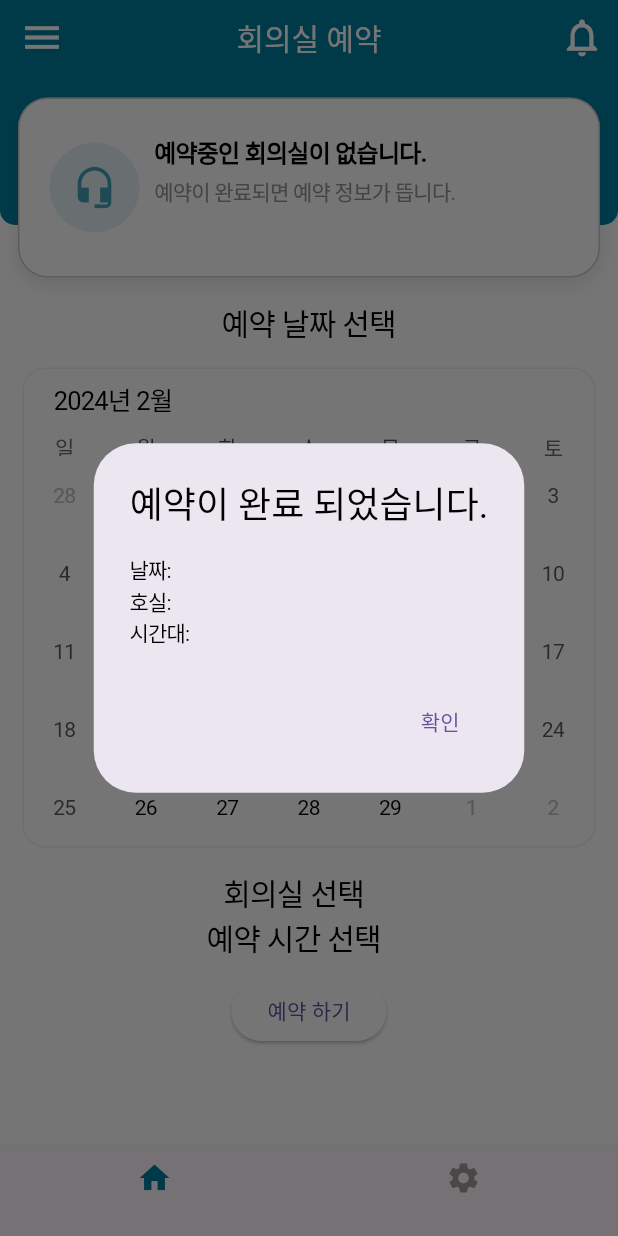
After one commit to JIA-Team5-ReactProject/yjg-dart-flutter-frontend, a Flutter app: the MeetingRoom screen opened by its route, after a tap on "예약 하기", on a phone screen of 412 x 824 dp. The commit adds this screen. Run offline on Flutter 3.47's test engine with Material 3 defaults, Android fonts, the phone set to English and light mode, and no system bars; drawn by our look-alikes of table_calendar; our stand-ins replace dotted_line, dropdown_button2, expandable, group_button, multi_select_flutter, timer_count_down; Roboto replaces fonts that are missing (PretendardSemiBold).

Commit message:
Feat: 会議室ページ

```diff
--- a/lib/administration/presentaion/pages/admin_main.dart
+++ b/lib/administration/presentaion/pages/admin_main.dart
@@ -89,7 +89,7 @@ class _AdminMainState extends State<AdminMain> {
                       icon: Icons.groups,
                       text1: '회의실 예약',
                       text2: '생활관,라운지 회의실 예약',
-                      route: ''),
+                      route: '/meeting_room'),
                 ],
               ),
             ),
--- /dev/null
+++ b/lib/administration/presentaion/pages/meeting_room.dart
@@ -0,0 +1,256 @@
+import 'package:flutter/material.dart';
+import 'package:yjg/administration/presentaion/widget/meeting_room_card.dart';
+import 'package:yjg/administration/presentaion/widget/meeting_room_time.dart';
+import 'package:yjg/shared/widgets/base_appbar.dart';
+import 'package:yjg/shared/widgets/blue_main_rounded_box.dart';
+import 'package:yjg/shared/widgets/bottom_navigation_bar.dart';
+import 'package:table_calendar/table_calendar.dart';
+import 'package:yjg/shared/widgets/white_main_rounded_box.dart';
+
+
+class MeetingRoom extends StatefulWidget {
+  const MeetingRoom({super.key});
+
+  @override
+  State<MeetingRoom> createState() => _MeetingRoomState();
+}
+
+class _MeetingRoomState extends State<MeetingRoom> {
+  //현재 선택 된 룸 번호
+  var selected_room = '';
+
+  //월의 첫 날 계산 함수
+  DateTime _firstDayOfMonth(DateTime date) {
+    return DateTime(date.year, date.month);
+  }
+
+  //월의 마지막 날 계산 함수
+  DateTime _lastDayOfMonth(DateTime date) {
+    return DateTime(date.year, date.month + 1).subtract(Duration(days: 1));
+  }
+
+  DateTime _focusedDay = DateTime.now(); //달력에 포커스 되는 날짜
+  DateTime? _selectedDay; //선택 된 날짜
+  bool _isDaySelected = false; //날짜가 선택 되어 있는지 표시하는 변수
+
+  @override
+  Widget build(BuildContext context) {
+    return Scaffold(
+      appBar: BaseAppBar(title: "회의실 예약"),
+      bottomNavigationBar: const CustomBottomNavigationBar(),
+      drawer: const Drawer(),
+      body: SingleChildScrollView(
+        child: Column(
+          children: [
+            //겹쳐진 박스
+            SizedBox(
+              height: 150.0,
+              child: Stack(
+                children: [
+                  BlueMainRoundedBox(),
+                  Positioned(
+                    top: 15,
+                    left: 0,
+                    right: 0,
+                    child: Padding(
+                      padding: EdgeInsets.symmetric(horizontal: 12.0),
+                      child: WhiteMainRoundedBox(
+                        iconData: Icons.headset_mic,
+                        mainText: '예약중인 회의실이 없습니다.',
+                        secondaryText: '예약이 완료되면 예약 정보가 뜹니다.',
+                        actionText: '',
+                        timeText: '',
+                      ),
+                    ),
+                  ),
+                ],
+              ),
+            ),
+
+            //예약 날짜 선택 글자
+            Container(
+              child: Text(
+                '예약 날짜 선택',
+                style: TextStyle(fontSize: 20),
+              ),
+            ),
+
+            //달력
+            Container(
+              //컨테이너 디자인(달력)
+              margin: EdgeInsets.all(15),
+              decoration: BoxDecoration(
+                border: Border.all(color: Color.fromARGB(255, 241, 240, 240)),
+                borderRadius: BorderRadius.circular(15.0),
+              ),
+              child: TableCalendar(
+                locale: 'ko-KR', //달력 언어 한국어로
+                firstDay: _firstDayOfMonth(DateTime.now()), // 캘린더의 첫번째 날짜
+                lastDay: _lastDayOfMonth(DateTime.now()), // 캘린더의 마지막 날짜
+                focusedDay: DateTime.now(), // 초기 포커스 되는 날짜
+
+                // 선택된 날짜를 결정하는 설정 추가
+                selectedDayPredicate: (day) {
+                  return isSameDay(_selectedDay, day);
+                },
+
+                //보이는 형식을 월만 허용하게 해서 보이는 형식 바꾸는 버튼 삭제
+                availableCalendarFormats: const {CalendarFormat.month: 'Month'},
+
+                headerStyle: const HeaderStyle(
+                  leftChevronVisible: false, // 왼쪽 화살표 버튼 숨깁.
+                  rightChevronVisible: false, // 오른쪽 화살표 버튼 숨깁.
+                  headerMargin: EdgeInsets.only(left: 20),
+                ),
+
+                //날짜가 클릭 됐을 때 실행되는 것
+                onDaySelected: (selectedDay, focusedDay) {
+                  setState(() {
+                    _focusedDay = focusedDay;
+                    _selectedDay = selectedDay;
+                    _isDaySelected = true;
+                  });
+                },
+              ),
+            ),
+
+            //회의실 선택 글자
+            Row(
+              mainAxisAlignment: MainAxisAlignment.center,
+              children: [
+                Container(
+                  child: Text(
+                    '회의실 선택',
+                    style: TextStyle(fontSize: 20),
+                  ),
+                ),
+                SizedBox(
+                  width: 20,
+                ),
+                Container(
+                  child: Text(
+                    selected_room,
+                    style: TextStyle(
+                        fontSize: 20,
+                        color: Colors.blue), // 선택된 회의실을 강조하기 위해 파란색으로 설정
+                  ),
+                ),
+              ],
+            ),
+
+            //회의실 목록 버튼
+            if (_isDaySelected == true)
+              Container(
+                height: 130,
+                child: ListView(
+                  scrollDirection: Axis.horizontal,
+                  children: <Widget>[
+                    GestureDetector(
+                      onTap: () {
+                        setState(() {
+                          selected_room = '201호';
+                        });
+                      },
+                      child: MeetingRoomCard(room: true, roomNumber: '201호'),
+                    ),
+                    GestureDetector(
+                      onTap: () {
+                        setState(() {
+                          selected_room = '202호';
+                        });
+                      },
+                      child: MeetingRoomCard(room: true, roomNumber: '202호'),
+                    ),
+                    GestureDetector(
+                      onTap: () {
+                        setState(() {
+                          selected_room = '203호';
+                          print(selected_room);
+                        });
+                      },
+                      child: MeetingRoomCard(room: true, roomNumber: '203호'),
+                    ),
+                    GestureDetector(
+                      onTap: () {
+                        setState(() {
+
+                        });
+                      },
+                      child: MeetingRoomCard(room: false, roomNumber: '204호'),
+                    ),
+                    GestureDetector(
+                      onTap: () {
+                        setState(() {
+                          selected_room = '205호';
+                        });
+                      },
+                      child: MeetingRoomCard(room: true, roomNumber: '205호'),
+                    ),
+                  ],
+                ),
+              ),
+
+            //예약 시간 선택 글자
+            Row(
+              mainAxisAlignment: MainAxisAlignment.center,
+              children: [
+                Container(
+                  child: Text(
+                    '예약 시간 선택',
+                    style: TextStyle(fontSize: 20),
+                  ),
+                ),
+                SizedBox(
+                  width: 20,
+                ),
+              ],
+            ),
+
+            //시간 선택 버튼
+            if (selected_room != '')
+              MeetingRoomTime(
+                booking_time: false,
+              ),
+
+            // 예약 완료 버튼
+            Container(
+              margin: EdgeInsets.all(10),
+              child: ElevatedButton(
+                style: ButtonStyle(
+                  backgroundColor: MaterialStatePropertyAll(Colors.white)
+                ),
+                child: Text("예약 하기"),
+                onPressed: () {
+                  // 버튼을 눌렀을 때 Alert 창.
+                  showDialog(
+                    context: context,
+                    builder: (BuildContext context) {
+                      return AlertDialog(
+                        title: Text("예약이 완료 되었습니다.",style: TextStyle(color: Colors.black),),
+                        content: Text(
+                          "날짜: ${_selectedDay== null ? '' : '${_selectedDay!.year}-${_selectedDay!.month}-${_selectedDay!.day}'}\n" +
+                              "호실: $selected_room\n" +
+                              "시간대: ${selectedTimes.join(', ')}", // 선택된 시간대를 콤마로 구분하여 표시합니다.
+                        ),
+                        actions: <Widget>[
+                          TextButton(
+                            child: Text("확인"),
+                            onPressed: () {
+                              Navigator.of(context).pop();
+                            },
+                          ),
+                        ],
+                      );
+                    },
+                  );
+                },
+              ),
+            ),
+          ],
+        ),
+      ),
+    );
+  }
+
+
+}
--- a/lib/main.dart
+++ b/lib/main.dart
@@ -2,6 +2,7 @@ import 'package:flutter/material.dart';
 import 'package:intl/date_symbol_data_local.dart';
 import 'package:yjg/administration/presentaion/pages/admin_main.dart';
 import 'package:yjg/administration/presentaion/pages/as_page.dart';
+import 'package:yjg/administration/presentaion/pages/meeting_room.dart';
 import 'package:yjg/administration/presentaion/pages/sleepover.dart';
 import 'package:yjg/administration/presentaion/pages/sleepover_application.dart';
 import 'package:yjg/auth/presentation/pages/international_registration_step1.dart';
@@ -91,6 +92,7 @@ class MyApp extends StatelessWidget {
         '/as_page': (context) => AsPage(),
         '/sleepover': (context) => Sleepover(),
         '/sleepover_application': (context) => SleepoverApplication(),
+        '/meeting_room':(context) => MeetingRoom(),
       },
     );
   }
```
Also changed, not shown: lib/administration/presentaion/widget/meeting_room_card.dart (added, +84 -0 lines), lib/administration/presentaion/widget/meeting_room_time.dart (added, +120 -0 lines).
